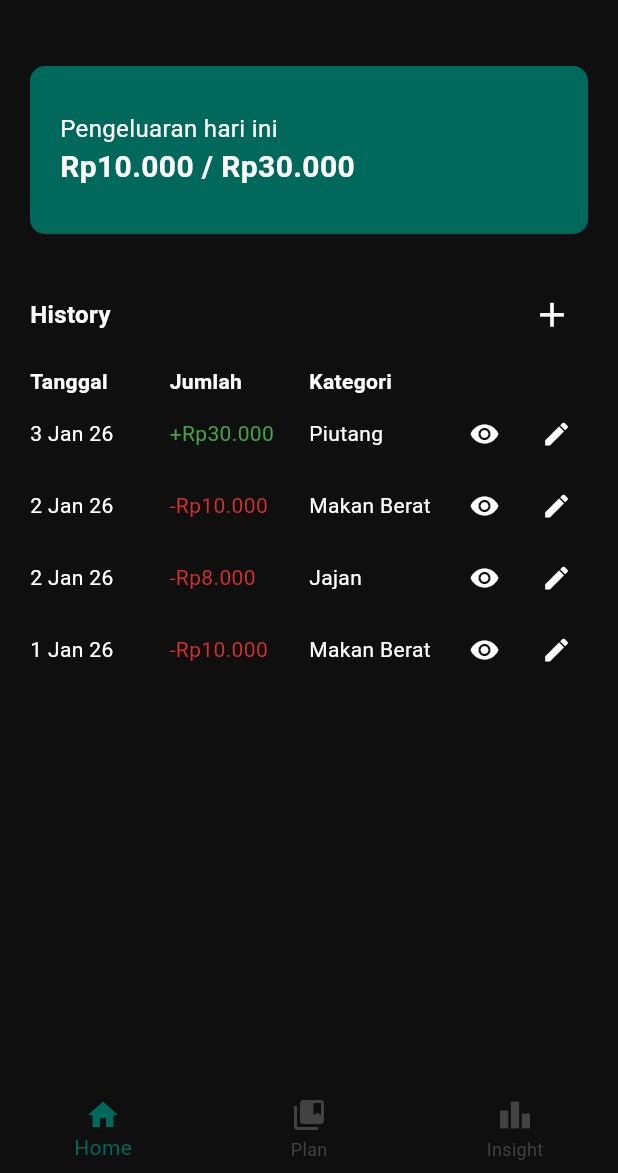
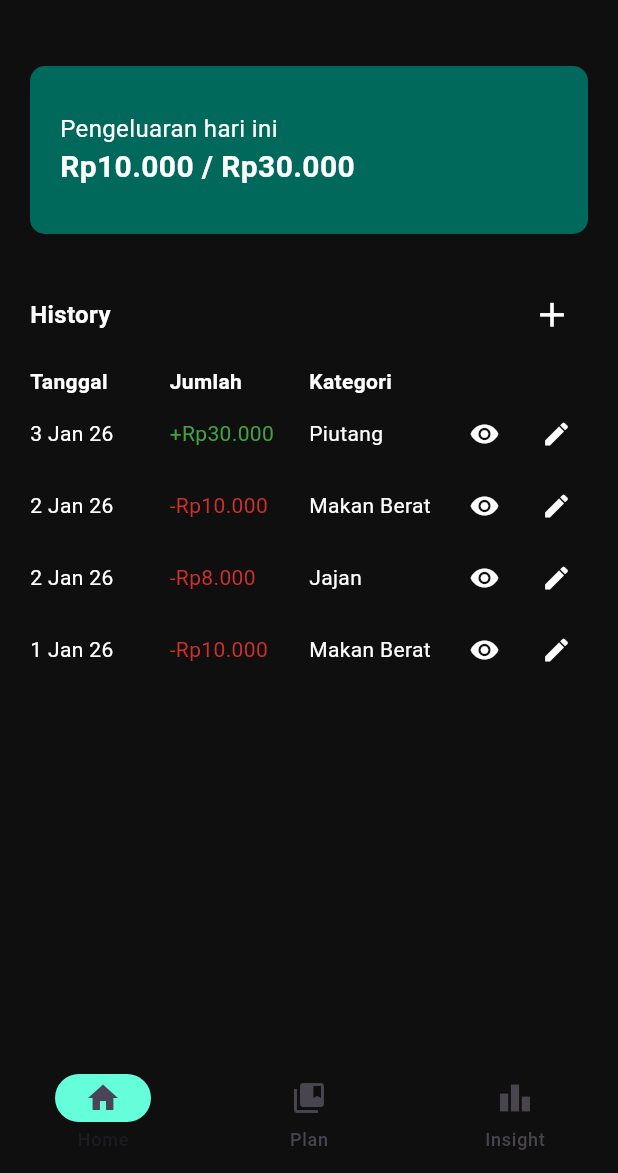
Before and after one commit to RaditAtalla/memoney, a Flutter app: the screen it shows after launch, on a phone screen of 412 x 824 dp, the part 63-1236 px from its top. Run offline on Flutter 3.47's test engine with Material 3 defaults, Android fonts, the phone set to English and light mode, and no system bars.

Commit message:
add functional navbar

```diff
--- a/lib/home_screen.dart
+++ b/lib/home_screen.dart
@@ -11,25 +11,37 @@ class _HomeScreenState extends State<HomeScreen> {
   @override
   Widget build(BuildContext context) {
     final List<Map<String, String>> dummy = [
-      {"tanggal": "3 Jan 26", "jumlah": "+Rp30.000", "kategori": "Piutang", "tipe": "plus"},
-      {"tanggal": "2 Jan 26", "jumlah": "-Rp10.000", "kategori": "Makan Berat", "tipe": "minus"},
-      {"tanggal": "2 Jan 26", "jumlah": "-Rp8.000", "kategori": "Jajan", "tipe": "minus"},
-      {"tanggal": "1 Jan 26", "jumlah": "-Rp10.000", "kategori": "Makan Berat", "tipe": "minus"},
+      {
+        "tanggal": "3 Jan 26",
+        "jumlah": "+Rp30.000",
+        "kategori": "Piutang",
+        "tipe": "plus",
+      },
+      {
+        "tanggal": "2 Jan 26",
+        "jumlah": "-Rp10.000",
+        "kategori": "Makan Berat",
+        "tipe": "minus",
+      },
+      {
+        "tanggal": "2 Jan 26",
+        "jumlah": "-Rp8.000",
+        "kategori": "Jajan",
+        "tipe": "minus",
+      },
+      {
+        "tanggal": "1 Jan 26",
+        "jumlah": "-Rp10.000",
+        "kategori": "Makan Berat",
+        "tipe": "minus",
+      },
     ];
 
-    return Scaffold(
-        backgroundColor: Color(0xFF0F0F0F),
-
-      appBar: AppBar(
-        backgroundColor: Colors.transparent,
-        title: Text("MeMoney", style: TextStyle(fontWeight: FontWeight.bold, color: Colors.white)),
-      ),
-
-      body: Padding(
+    return Padding(
       padding: const EdgeInsets.symmetric(horizontal: 20),
       child: Column(
         children: [
-            SizedBox(height: 30,),
+          SizedBox(height: 30),
 
           // Info box
           Container(
@@ -42,10 +54,17 @@ class _HomeScreenState extends State<HomeScreen> {
             child: Column(
               crossAxisAlignment: CrossAxisAlignment.start,
               children: [
-                  Text("Pengeluaran hari ini", style: TextStyle(fontSize: 16, color: Colors.white)),
+                Text(
+                  "Pengeluaran hari ini",
+                  style: TextStyle(fontSize: 16, color: Colors.white),
+                ),
                 Text(
                   "Rp10.000 / Rp30.000",
-                    style: TextStyle(fontSize: 20, fontWeight: FontWeight.bold, color: Colors.white),
+                  style: TextStyle(
+                    fontSize: 20,
+                    fontWeight: FontWeight.bold,
+                    color: Colors.white,
+                  ),
                 ),
               ],
             ),
@@ -65,13 +84,13 @@ class _HomeScreenState extends State<HomeScreen> {
                     style: TextStyle(
                       fontSize: 16,
                       fontWeight: FontWeight.bold,
-                        color: Colors.white
+                      color: Colors.white,
                     ),
                   ),
                   IconButton(
                     onPressed: () {},
                     icon: Icon(Icons.add, size: 27),
-                      color: Colors.white
+                    color: Colors.white,
                   ),
                 ],
               ),
@@ -83,15 +102,24 @@ class _HomeScreenState extends State<HomeScreen> {
                     children: [
                       Text(
                         "Tanggal",
-                          style: TextStyle(fontWeight: FontWeight.bold, color: Colors.white),
+                        style: TextStyle(
+                          fontWeight: FontWeight.bold,
+                          color: Colors.white,
+                        ),
                       ),
                       Text(
                         "Jumlah",
-                          style: TextStyle(fontWeight: FontWeight.bold, color: Colors.white),
+                        style: TextStyle(
+                          fontWeight: FontWeight.bold,
+                          color: Colors.white,
+                        ),
                       ),
                       Text(
                         "Kategori",
-                          style: TextStyle(fontWeight: FontWeight.bold, color: Colors.white),
+                        style: TextStyle(
+                          fontWeight: FontWeight.bold,
+                          color: Colors.white,
+                        ),
                       ),
                       Text(""),
                     ],
@@ -99,21 +127,34 @@ class _HomeScreenState extends State<HomeScreen> {
                   for (var data in dummy)
                     TableRow(
                       children: [
-                          Text(data["tanggal"]!, style: TextStyle(color: Colors.white),),
-                          Text(data["jumlah"]!, style: TextStyle(color: data["tipe"] == "plus" ? Colors.green[600] : Colors.red[700]),),
-                          Text(data["kategori"]!, style: TextStyle(color: Colors.white),),
+                        Text(
+                          data["tanggal"]!,
+                          style: TextStyle(color: Colors.white),
+                        ),
+                        Text(
+                          data["jumlah"]!,
+                          style: TextStyle(
+                            color: data["tipe"] == "plus"
+                                ? Colors.green[600]
+                                : Colors.red[700],
+                          ),
+                        ),
+                        Text(
+                          data["kategori"]!,
+                          style: TextStyle(color: Colors.white),
+                        ),
                         Row(
                           mainAxisAlignment: MainAxisAlignment.end,
                           children: [
                             IconButton(
                               onPressed: () {},
                               icon: Icon(Icons.remove_red_eye, size: 20),
-                                color: Colors.white
+                              color: Colors.white,
                             ),
                             IconButton(
                               onPressed: () {},
                               icon: Icon(Icons.edit, size: 20),
-                                color: Colors.white
+                              color: Colors.white,
                             ),
                           ],
                         ),
@@ -125,25 +166,6 @@ class _HomeScreenState extends State<HomeScreen> {
           ),
         ],
       ),
-      ),
-
-      bottomNavigationBar: BottomNavigationBar(
-        selectedItemColor: Colors.teal[800],
-        unselectedItemColor: Colors.grey[800],
-        backgroundColor: Colors.transparent,
-        elevation: 0,
-        items: [
-          BottomNavigationBarItem(icon: Icon(Icons.home), label: "Home"),
-          BottomNavigationBarItem(
-            icon: Icon(Icons.collections_bookmark),
-            label: "Plan",
-          ),
-          BottomNavigationBarItem(
-            icon: Icon(Icons.leaderboard),
-            label: "Insight",
-          ),
-        ],
-      ),
     );
   }
 }
--- a/lib/insight_screen.dart
+++ b/lib/insight_screen.dart
@@ -0,0 +1,10 @@
+import 'package:flutter/material.dart';
+
+class InsightScreen extends StatelessWidget {
+  const InsightScreen({super.key});
+
+  @override
+  Widget build(BuildContext context) {
+    return const Placeholder();
+  }
+}
--- /dev/null
+++ b/lib/layout.dart
@@ -0,0 +1,64 @@
+import 'package:flutter/material.dart';
+import 'package:memoney/home_screen.dart';
+import 'package:memoney/insight_screen.dart';
+import 'package:memoney/plan_screen.dart';
+
+class Layout extends StatefulWidget {
+  const Layout({super.key});
+
+  @override
+  State<Layout> createState() => _LayoutState();
+}
+
+class _LayoutState extends State<Layout> {
+  PageController pageC = PageController();
+  int currentPageIndex = 0;
+
+  @override
+  Widget build(BuildContext context) {
+    return Scaffold(
+      backgroundColor: Color(0xFF0F0F0F),
+
+      appBar: AppBar(
+        backgroundColor: Colors.transparent,
+        title: Text(
+          "MeMoney",
+          style: TextStyle(fontWeight: FontWeight.bold, color: Colors.white),
+        ),
+      ),
+
+      body: PageView(
+        controller: pageC,
+        children: [HomeScreen(), PlanScreen(), InsightScreen()],
+      ),
+
+      bottomNavigationBar: NavigationBar(
+        backgroundColor: Color(0xFF0F0F0F),
+        elevation: 0,
+        selectedIndex: currentPageIndex,
+        onDestinationSelected: (int index) {
+          setState(() {
+            currentPageIndex = index;
+          });
+          pageC.animateToPage(
+            index,
+            duration: Duration(milliseconds: 200),
+            curve: Curves.easeOut,
+          );
+        },
+        indicatorColor: Colors.tealAccent,
+        destinations: [
+          NavigationDestination(icon: Icon(Icons.home,), label: "Home"),
+          NavigationDestination(
+            icon: Icon(Icons.collections_bookmark),
+            label: "Plan",
+          ),
+          NavigationDestination(
+            icon: Icon(Icons.leaderboard),
+            label: "Insight",
+          ),
+        ],
+      ),
+    );
+  }
+}
--- a/lib/main.dart
+++ b/lib/main.dart
@@ -1,5 +1,5 @@
 import 'package:flutter/material.dart';
-import 'package:memoney/home_screen.dart';
+import 'package:memoney/layout.dart';
 
 void main() {
   runApp(const MainApp());
@@ -12,7 +12,7 @@ class MainApp extends StatelessWidget {
   Widget build(BuildContext context) {
     return const MaterialApp(
       debugShowCheckedModeBanner: false,
-      home: HomeScreen(),
+      home: Layout(),
     );
   }
 }
--- a/lib/plan_screen.dart
+++ b/lib/plan_screen.dart
@@ -0,0 +1,10 @@
+import 'package:flutter/material.dart';
+
+class PlanScreen extends StatelessWidget {
+  const PlanScreen({super.key});
+
+  @override
+  Widget build(BuildContext context) {
+    return const Placeholder();
+  }
+}
```
Lines whose indentation alone changed are shown as unchanged.
